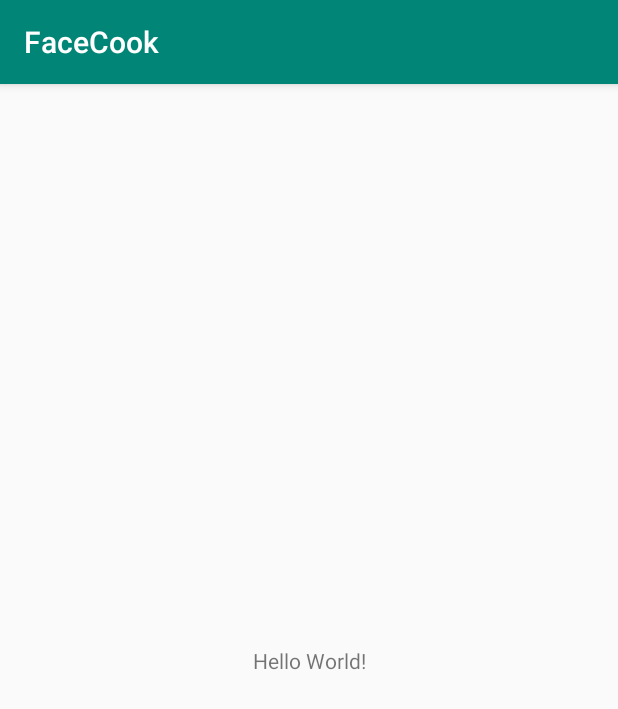
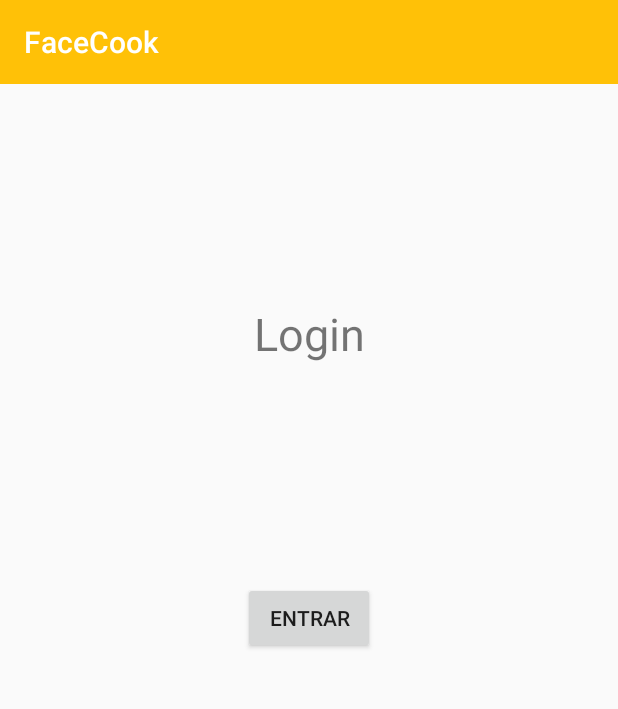
Before and after one commit to AlbertoLG1992/FaceCook, an Android app: the screen it shows after launch (MainActivity), on a phone screen of 412 x 824 dp. Shown: the top 709 px of the screen. Run offline under Robolectric (Android 15) with nearby library versions, the phone set to English and light mode, and no system bars.

Commit message:
Main activity creada
Añadida MainActivity. Tambien se ha modificado el estilo y los colores de la app

```diff
--- a/app/src/main/java/com/example/alberto/facecook/MainActivity.java
+++ b/app/src/main/java/com/example/alberto/facecook/MainActivity.java
@@ -1,13 +1,51 @@
 package com.example.alberto.facecook;
 
+import android.content.Intent;
+import android.graphics.Color;
 import android.support.v7.app.AppCompatActivity;
 import android.os.Bundle;
+import android.support.v7.widget.Toolbar;
+import android.view.View;
+import android.widget.Button;
 
-public class MainActivity extends AppCompatActivity {
+public class MainActivity extends AppCompatActivity implements View.OnClickListener {
+
+    /* Elementos */
+    Toolbar toolbar;
+    Button btnEntrar;
 
     @Override
     protected void onCreate(Bundle savedInstanceState) {
         super.onCreate(savedInstanceState);
         setContentView(R.layout.activity_main);
+
+        this.iniciarElementos();
+        this.iniciarToolbar();
+    }
+
+    /**
+     * Inicia y enlaza los elementos del XML
+     */
+    private void iniciarElementos(){
+        /* XML */
+        this.toolbar = (Toolbar)findViewById(R.id.toolbar);
+        this.btnEntrar = (Button)findViewById(R.id.btnEntrar);
+
+        /* Clicklable */
+        this.btnEntrar.setOnClickListener(this);
+    }
+
+    /**
+     * Carga el toolbar en la actividad
+     */
+    private void iniciarToolbar(){
+        this.toolbar.setTitle(R.string.app_name);
+        this.toolbar.setTitleTextColor(Color.WHITE);
+        setSupportActionBar(this.toolbar);
+    }
+
+    @Override
+    public void onClick(View v) {
+        //TODO ACTIVITY PARA SELECCIONAR SI QUEREMOS VER LOS COCINEROS O VER LAS RECETAS
     }
 }
--- a/app/src/main/res/layout/activity_main.xml
+++ b/app/src/main/res/layout/activity_main.xml
@@ -6,13 +6,39 @@
     android:layout_height="match_parent"
     tools:context=".MainActivity">
 
+    <android.support.v7.widget.Toolbar
+        android:id="@+id/toolbar"
+        android:layout_width="match_parent"
+        android:layout_height="wrap_content"
+        android:background="?attr/colorPrimary"
+        android:minHeight="?attr/actionBarSize"
+        android:theme="?attr/actionBarTheme"
+        app:layout_constraintTop_toTopOf="parent" />
+
     <TextView
+        android:id="@+id/textView"
         android:layout_width="wrap_content"
         android:layout_height="wrap_content"
-        android:text="Hello World!"
+        android:text="Login"
+        android:textSize="30sp"
         app:layout_constraintBottom_toBottomOf="parent"
         app:layout_constraintLeft_toLeftOf="parent"
         app:layout_constraintRight_toRightOf="parent"
+        app:layout_constraintTop_toTopOf="parent"
+        app:layout_constraintVertical_bias="0.258" />
+
+    <Button
+        android:id="@+id/btnEntrar"
+        android:layout_width="wrap_content"
+        android:layout_height="wrap_content"
+        android:layout_marginStart="8dp"
+        android:layout_marginTop="8dp"
+        android:layout_marginEnd="8dp"
+        android:layout_marginBottom="8dp"
+        android:text="Entrar"
+        app:layout_constraintBottom_toBottomOf="parent"
+        app:layout_constraintEnd_toEndOf="parent"
+        app:layout_constraintStart_toStartOf="parent"
         app:layout_constraintTop_toTopOf="parent" />
 
 </android.support.constraint.ConstraintLayout>
--- a/app/src/main/res/values/colors.xml
+++ b/app/src/main/res/values/colors.xml
@@ -1,6 +1,11 @@
 <?xml version="1.0" encoding="utf-8"?>
 <resources>
-    <color name="colorPrimary">#008577</color>
-    <color name="colorPrimaryDark">#00574B</color>
-    <color name="colorAccent">#D81B60</color>
+    <color name="colorPrimary">#FFC107</color>
+    <color name="colorPrimaryDark">#FFA000</color>
+    <color name="colorAccent">#FF5722</color>
+    <color name="colorPrimaryLight">#FFECB3</color>
+    <color name="colorIcons">#212121</color>
+    <color name="colorPrimaryText">#212121</color>
+    <color name="colorSecundaryText">#757575</color>
+    <color name="colorDividerColor">#BDBDBD</color>
 </resources>
--- a/app/src/main/res/values/styles.xml
+++ b/app/src/main/res/values/styles.xml
@@ -1,7 +1,7 @@
 <resources>
 
     <!-- Base application theme. -->
-    <style name="AppTheme" parent="Theme.AppCompat.Light.DarkActionBar">
+    <style name="AppTheme" parent="Theme.AppCompat.Light.NoActionBar">
         <!-- Customize your theme here. -->
         <item name="colorPrimary">@color/colorPrimary</item>
         <item name="colorPrimaryDark">@color/colorPrimaryDark</item>
```
